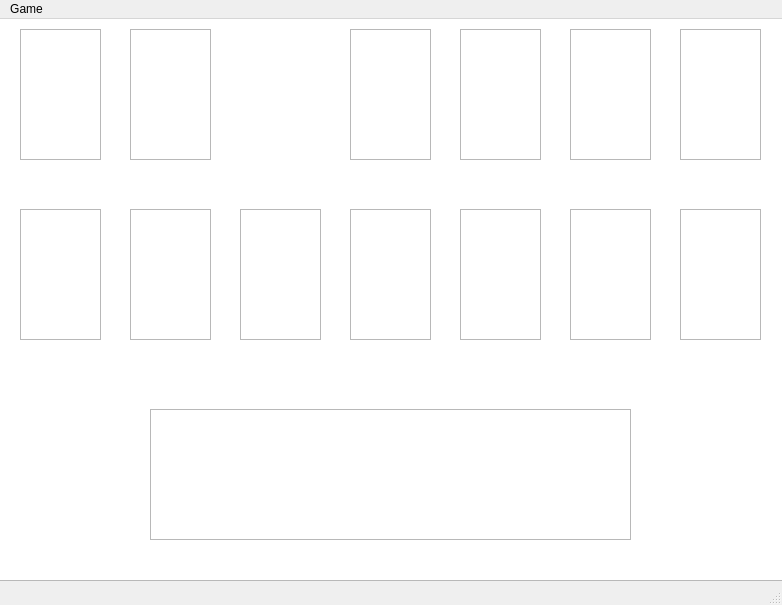
Before: the Qt Designer form klondike.ui in kuznetsovv82/PyQtSolitare, drawn with Qt 5.
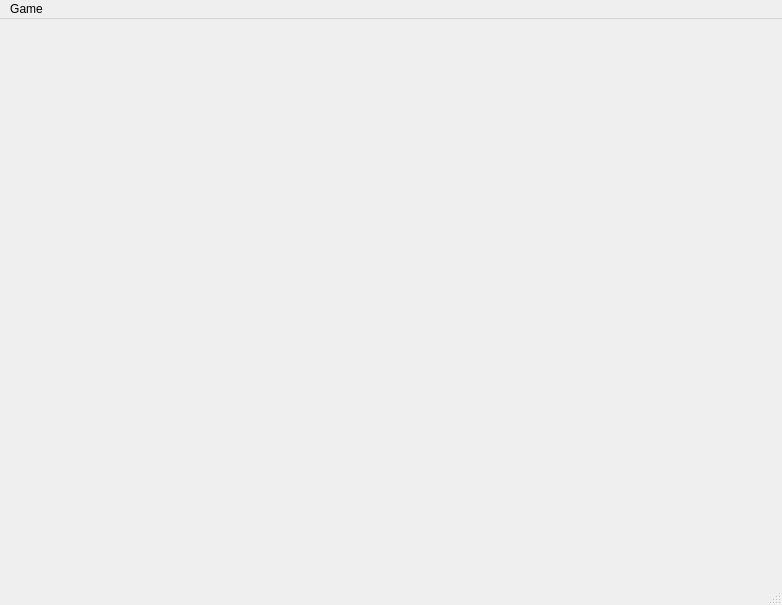
After: the same form once the commit is applied.

```diff
--- a/klondike.ui
+++ b/klondike.ui
@@ -14,7 +14,7 @@
    <string>MainWindow</string>
   </property>
   <widget class="QWidget" name="centralwidget">
-   <widget class="QGraphicsView" name="dump_4">
+   <widget class="QLabel" name="bank">
     <property name="geometry">
      <rect>
       <x>680</x>
@@ -23,68 +23,37 @@
       <height>131</height>
      </rect>
     </property>
-   </widget>
-   <widget class="QGraphicsView" name="dump_3">
-    <property name="geometry">
-     <rect>
-      <x>570</x>
-      <y>10</y>
-      <width>81</width>
-      <height>131</height>
-     </rect>
+    <property name="text">
+     <string/>
     </property>
    </widget>
-   <widget class="QGraphicsView" name="dump_2">
+   <widget class="QLabel" name="bank_items">
     <property name="geometry">
      <rect>
-      <x>460</x>
+      <x>130</x>
       <y>10</y>
       <width>81</width>
       <height>131</height>
      </rect>
     </property>
-   </widget>
-   <widget class="QGraphicsView" name="dump_1">
-    <property name="geometry">
-     <rect>
-      <x>350</x>
-      <y>10</y>
-      <width>81</width>
-      <height>131</height>
-     </rect>
+    <property name="text">
+     <string/>
     </property>
    </widget>
-   <widget class="QGraphicsView" name="bank">
+   <widget class="QLabel" name="stack_1">
     <property name="geometry">
      <rect>
       <x>20</x>
-      <y>10</y>
-      <width>81</width>
-      <height>131</height>
-     </rect>
-    </property>
-   </widget>
-   <widget class="QGraphicsView" name="stack_7">
-    <property name="geometry">
-     <rect>
-      <x>680</x>
       <y>190</y>
       <width>81</width>
       <height>131</height>
      </rect>
     </property>
-   </widget>
-   <widget class="QGraphicsView" name="stack_6">
-    <property name="geometry">
-     <rect>
-      <x>570</x>
-      <y>190</y>
-      <width>81</width>
-      <height>131</height>
-     </rect>
+    <property name="text">
+     <string/>
     </property>
    </widget>
-   <widget class="QGraphicsView" name="stack_5">
+   <widget class="QLabel" name="stack_2">
     <property name="geometry">
      <rect>
       <x>460</x>
@@ -93,18 +62,11 @@
       <height>131</height>
      </rect>
     </property>
-   </widget>
-   <widget class="QGraphicsView" name="stack_4">
-    <property name="geometry">
-     <rect>
-      <x>350</x>
-      <y>190</y>
-      <width>81</width>
-      <height>131</height>
-     </rect>
+    <property name="text">
+     <string/>
     </property>
    </widget>
-   <widget class="QGraphicsView" name="stack_3">
+   <widget class="QLabel" name="stack_3">
     <property name="geometry">
      <rect>
       <x>240</x>
@@ -113,8 +75,11 @@
       <height>131</height>
      </rect>
     </property>
+    <property name="text">
+     <string/>
+    </property>
    </widget>
-   <widget class="QGraphicsView" name="stack_2">
+   <widget class="QLabel" name="stack_4">
     <property name="geometry">
      <rect>
       <x>130</x>
@@ -123,8 +88,11 @@
       <height>131</height>
      </rect>
     </property>
+    <property name="text">
+     <string/>
+    </property>
    </widget>
-   <widget class="QGraphicsView" name="stack_1">
+   <widget class="QLabel" name="stack_5">
     <property name="geometry">
      <rect>
       <x>20</x>
@@ -133,8 +101,89 @@
       <height>131</height>
      </rect>
     </property>
+    <property name="text">
+     <string/>
+    </property>
    </widget>
-   <widget class="QGraphicsView" name="logo">
+   <widget class="QLabel" name="stack_6">
+    <property name="geometry">
+     <rect>
+      <x>570</x>
+      <y>190</y>
+      <width>81</width>
+      <height>131</height>
+     </rect>
+    </property>
+    <property name="text">
+     <string/>
+    </property>
+   </widget>
+   <widget class="QLabel" name="stack_7">
+    <property name="geometry">
+     <rect>
+      <x>680</x>
+      <y>190</y>
+      <width>81</width>
+      <height>131</height>
+     </rect>
+    </property>
+    <property name="text">
+     <string/>
+    </property>
+   </widget>
+   <widget class="QLabel" name="dump_1">
+    <property name="geometry">
+     <rect>
+      <x>350</x>
+      <y>10</y>
+      <width>81</width>
+      <height>131</height>
+     </rect>
+    </property>
+    <property name="text">
+     <string/>
+    </property>
+   </widget>
+   <widget class="QLabel" name="dump_2">
+    <property name="geometry">
+     <rect>
+      <x>460</x>
+      <y>10</y>
+      <width>81</width>
+      <height>131</height>
+     </rect>
+    </property>
+    <property name="text">
+     <string/>
+    </property>
+   </widget>
+   <widget class="QLabel" name="dump_3">
+    <property name="geometry">
+     <rect>
+      <x>570</x>
+      <y>10</y>
+      <width>81</width>
+      <height>131</height>
+     </rect>
+    </property>
+    <property name="text">
+     <string/>
+    </property>
+   </widget>
+   <widget class="QLabel" name="dump_4">
+    <property name="geometry">
+     <rect>
+      <x>680</x>
+      <y>10</y>
+      <width>81</width>
+      <height>131</height>
+     </rect>
+    </property>
+    <property name="text">
+     <string/>
+    </property>
+   </widget>
+   <widget class="QLabel" name="logo">
     <property name="geometry">
      <rect>
       <x>150</x>
@@ -143,26 +192,22 @@
       <height>131</height>
      </rect>
     </property>
-   </widget>
-   <widget class="QGraphicsView" name="bank_options">
-    <property name="geometry">
-     <rect>
-      <x>130</x>
-      <y>10</y>
-      <width>81</width>
-      <height>131</height>
-     </rect>
+    <property name="text">
+     <string/>
     </property>
    </widget>
-   <widget class="QGraphicsView" name="table">
+   <widget class="QLabel" name="table">
     <property name="geometry">
      <rect>
-      <x>-5</x>
-      <y>-9</y>
+      <x>-4</x>
+      <y>2</y>
       <width>791</width>
-      <height>571</height>
+      <height>561</height>
      </rect>
     </property>
+    <property name="text">
+     <string/>
+    </property>
    </widget>
    <zorder>table</zorder>
    <zorder>dump_4</zorder>
```
Left out of the diff: 26 changed lines with no effect on the pictures.
